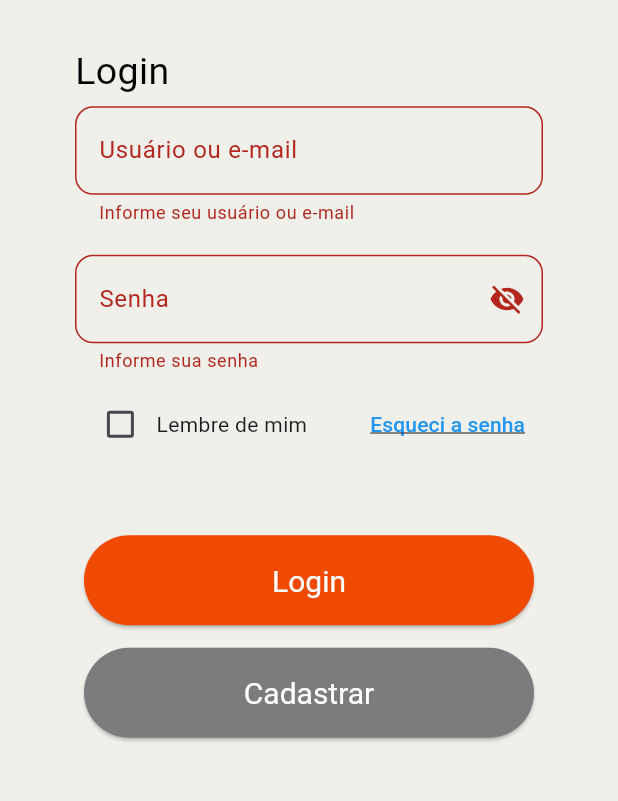
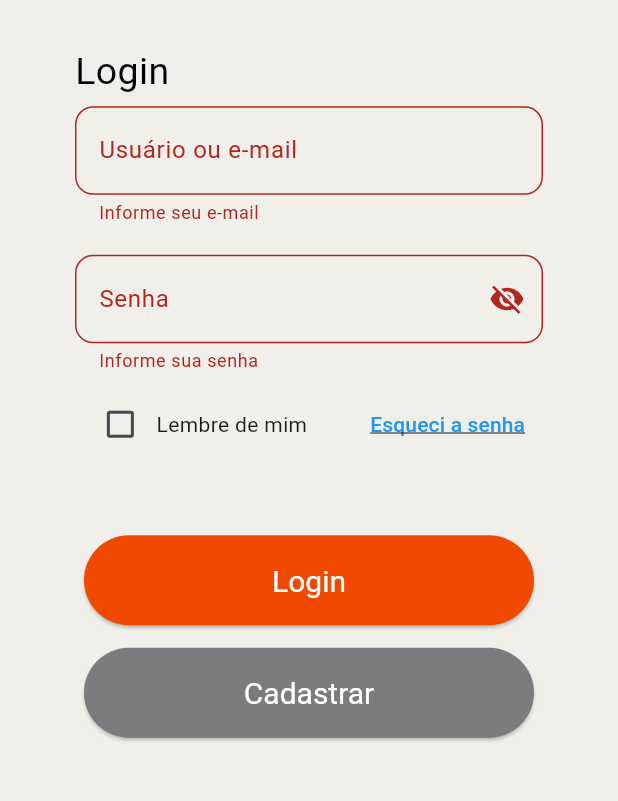
Before and after one commit to Dev-Toledo/projeto, a Flutter app: the screen it shows after launch, after a tap on "Login", after a tap on "Cadastrar", on a phone screen of 412 x 824 dp, the part 421-1222 px from its top. Run offline on Flutter 3.47's test engine with Material 3 defaults, Android fonts, the phone set to English and light mode, and no system bars; our stand-ins replace device_preview, sqflite; accounts and stored records are empty.

Commit message:
Versão Atualizada da Tela de Login:
Melhorias feitas:

Validação do e-mail e senha: Removi a validação de número para o campo de e-mail e senha e adicionei uma validação mais apropriada.

Correção do Checkbox: Removi a lógica incorreta e simplifiquei a implementação do Checkbox.

Lógica para o botão de login: Adicionei um print para demonstrar onde você pode implementar a lógica de autenticação.

Redirecionamento para a tela de cadastro: O botão "Cadastrar" agora redireciona para a tela de cadastro usando o Navigator.

--Acrescentados nas instruções

```diff
--- a/lib/view/login_view.dart
+++ b/lib/view/login_view.dart
@@ -10,12 +10,12 @@ class LoginView extends StatefulWidget {
 }
 
 class _LoginViewState extends State<LoginView> {
-  //Identificador do Formulário
+  // Identificador do Formulário
   final formKey = GlobalKey<FormState>();
 
   final primaryColor = Color.fromARGB(255, 0, 0, 0);
 
-  //Controladores dos campos de texto
+  // Controladores dos campos de texto
   final txtValor1 = TextEditingController();
   final txtValor2 = TextEditingController();
 
@@ -24,35 +24,20 @@ class _LoginViewState extends State<LoginView> {
 
   @override
   Widget build(BuildContext context) {
-
     return Scaffold(
-
       // Plano de Fundo
       body: Container(
-
         color: const Color.fromARGB(255, 240, 239, 234),
-         /*decoration: BoxDecoration(
-          image: DecorationImage(
-           image: AssetImage('lib/images/fundo2.png'),
-          fit: BoxFit.cover,
-          colorFilter: ColorFilter.mode(
-          Colors.white.withOpacity(0.6),
-           BlendMode.dstATop,
-          ),
-         ),
-        ),*/
-
-
         child: Form(
           key: formKey,
           child: Padding(
             padding: const EdgeInsets.fromLTRB(50, 60, 50, 60),
             child: Column(children: [
-
               SizedBox(height: 20),
 
               // Logo
-              Image(image: AssetImage("lib/images/logo4.png"),
+              Image(
+                image: AssetImage("lib/images/logo4.png"),
                 width: 200,
               ),
 
@@ -69,7 +54,7 @@ class _LoginViewState extends State<LoginView> {
 
               SizedBox(height: 5),
 
-              // Campo usuário ou e-mail
+              // Campo e-mail
               TextFormField(
                 controller: txtValor1,
                 style: TextStyle(fontSize: 18),
@@ -80,13 +65,11 @@ class _LoginViewState extends State<LoginView> {
                     borderRadius: BorderRadius.circular(12),
                   ),
                 ),
-                validator: (value){
-                    if (value == null){
-                      return 'Informe seu usuário ou e-mail';
-                    } else if (value.isEmpty){
-                      return 'Informe seu usuário ou e-mail';
-                    } else if (double.tryParse(value)==null){
-                      return 'Informe um valor NUMÉRICO';
+                validator: (value) {
+                  if (value == null || value.isEmpty) {
+                    return 'Informe seu e-mail';
+                  } else if (!RegExp(r'^[^@]+@[^@]+\.[^@]+').hasMatch(value)) {
+                    return 'Informe um e-mail válido';
                   }
                   return null;
                 },
@@ -115,13 +98,11 @@ class _LoginViewState extends State<LoginView> {
                     },
                   ),
                 ),
-                validator: (value){
-                    if (value == null){
+                validator: (value) {
+                  if (value == null || value.isEmpty) {
                     return 'Informe sua senha';
-                    } else if (value.isEmpty){
-                      return 'Informe sua senha';
-                    } else if (double.tryParse(value)==null){
-                      return 'Informe um valor NUMÉRICO';
+                  } else if (value.length < 6) {
+                    return 'A senha deve ter pelo menos 6 caracteres';
                   }
                   return null;
                 },
@@ -136,7 +117,6 @@ class _LoginViewState extends State<LoginView> {
                   Row(
                     mainAxisAlignment: MainAxisAlignment.start,
                     children: [
-
                       // Checkbox Lembre de mim
                       Checkbox(
                         value: _rememberMe,
@@ -147,18 +127,11 @@ class _LoginViewState extends State<LoginView> {
                         },
                         activeColor: Colors.blue,
                         checkColor: Colors.white,
-                        fillColor: WidgetStateProperty.resolveWith((states) {
-                          return states.contains(WidgetState.selected)
-                              ? Colors.blue
-                              : null;
-                        }),
                       ),
                       Text('Lembre de mim'),
                     ],
                   ),
-
                   SizedBox(width: 30),
-
                   // TextButton Esqueci a senha
                   TextButton(
                     onPressed: () {
@@ -187,9 +160,11 @@ class _LoginViewState extends State<LoginView> {
                 ),
                 onPressed: () {
                   // Validação
-                    if(formKey.currentState!.validate()){}
+                  if (formKey.currentState!.validate()) {
+                    print('Login realizado com sucesso!');
+                  }
                 },
-                  child: Text('Login')
+                child: Text('Login'),
               ),
 
               SizedBox(height: 15),
@@ -203,13 +178,12 @@ class _LoginViewState extends State<LoginView> {
                   textStyle: TextStyle(fontSize: 20),
                 ),
                 onPressed: () {
-                    // Validação
-                    if(formKey.currentState!.validate()){}
+                  // Redirecionar para a tela de cadastro
+                  Navigator.pushNamed(context, '/cadastro');
                 },
-                  child: Text('Cadastrar')
+                child: Text('Cadastrar'),
               ),
-              ]
-            ),
+            ]),
           ),
         ),
       ),
```
Also changed, not shown: 2 other files. Lines whose indentation alone changed are shown as unchanged.
